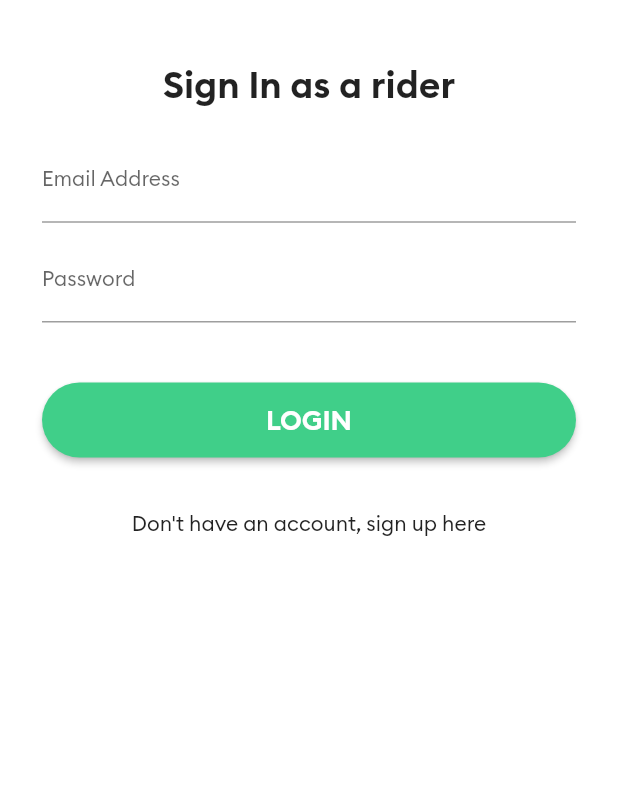
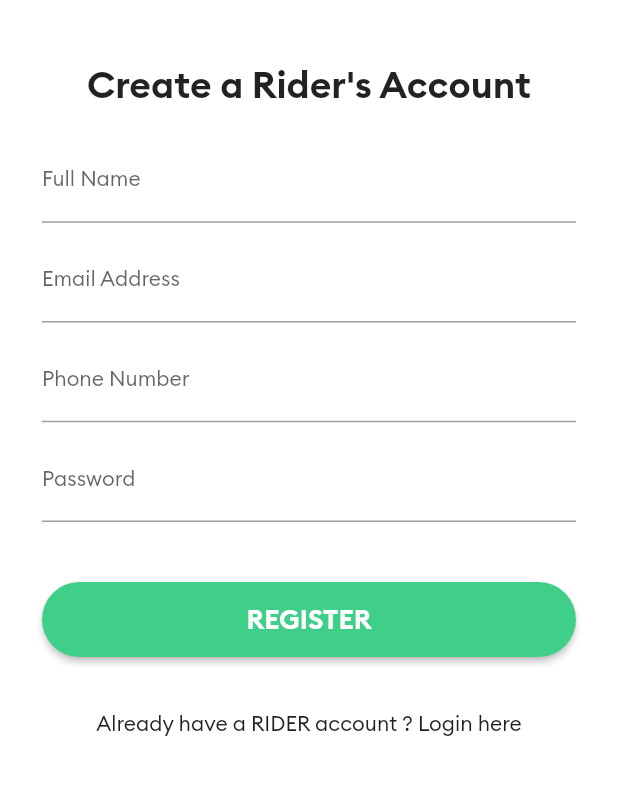
Before and after one commit to me-aditya/Uber-Clone, a Flutter app: the screen it shows after launch, on a phone screen of 412 x 824 dp, the part 267-1062 px from its top. Run offline on Flutter 3.47's test engine with Material 2 defaults, Android fonts, the phone set to English and light mode, and no system bars; our stand-ins replace firebase_core, firebase_database; accounts and stored records are empty.

Commit message:
registration page created

```diff
--- a/lib/main.dart
+++ b/lib/main.dart
@@ -4,6 +4,7 @@ import 'package:firebase_core/firebase_core.dart';
 import 'package:flutter/material.dart';
 import 'package:uber_flutter/screens/loginpage.dart';
 import 'package:uber_flutter/screens/mainpage.dart';
+import 'package:uber_flutter/screens/registration_page.dart';
 
 Future<void> main() async {
   WidgetsFlutterBinding.ensureInitialized();
@@ -30,7 +31,7 @@ class MyApp extends StatelessWidget {
         primarySwatch: Colors.blue,
         fontFamily: 'Brand-Regular',
       ),
-      home: LoginPage(),
+      home: RegistrationPage(),
     );
   }
 }
--- /dev/null
+++ b/lib/screens/registration_page.dart
@@ -0,0 +1,152 @@
+import 'package:flutter/material.dart';
+import 'package:uber_flutter/brand_colors.dart';
+
+class RegistrationPage extends StatelessWidget {
+  const RegistrationPage({Key key}) : super(key: key);
+
+  @override
+  Widget build(BuildContext context) {
+    return Scaffold(
+      backgroundColor: Colors.white,
+      body: SingleChildScrollView(
+        child: Padding(
+          padding: const EdgeInsets.all(8.0),
+          child: Column(
+            mainAxisAlignment: MainAxisAlignment.center,
+            children: <Widget>[
+              SizedBox(
+                height: 70,
+              ),
+              Image(
+                image: AssetImage('images/logo.png'),
+                width: 100.0,
+                height: 100.0,
+                alignment: Alignment.center,
+              ),
+              SizedBox(
+                height: 40.0,
+              ),
+              Text(
+                "Create a Rider's Account",
+                textAlign: TextAlign.center,
+                style: TextStyle(
+                  fontSize: 25,
+                  fontFamily: 'Brand-Bold',
+                ),
+              ),
+              Padding(
+                padding: const EdgeInsets.all(20.0),
+                child: Column(
+                  children: <Widget>[
+                    TextField(
+                      keyboardType: TextInputType.name,
+                      decoration: InputDecoration(
+                        labelText: 'Full Name',
+                        labelStyle: TextStyle(
+                          fontSize: 14.0,
+                        ),
+                        hintStyle: TextStyle(
+                          color: Colors.grey,
+                          fontSize: 10.0,
+                        ),
+                      ),
+                      style: TextStyle(
+                        fontSize: 14.0,
+                      ),
+                    ),
+                    SizedBox(
+                      height: 10,
+                    ),
+                    TextField(
+                      keyboardType: TextInputType.emailAddress,
+                      decoration: InputDecoration(
+                        labelText: 'Email Address',
+                        labelStyle: TextStyle(
+                          fontSize: 14.0,
+                        ),
+                        hintStyle: TextStyle(
+                          color: Colors.grey,
+                          fontSize: 10.0,
+                        ),
+                      ),
+                      style: TextStyle(
+                        fontSize: 14.0,
+                      ),
+                    ),
+                    SizedBox(
+                      height: 10,
+                    ),
+                    TextField(
+                      keyboardType: TextInputType.number,
+                      decoration: InputDecoration(
+                        labelText: 'Phone Number',
+                        labelStyle: TextStyle(
+                          fontSize: 14.0,
+                        ),
+                        hintStyle: TextStyle(
+                          color: Colors.grey,
+                          fontSize: 10.0,
+                        ),
+                      ),
+                      style: TextStyle(
+                        fontSize: 14.0,
+                      ),
+                    ),
+                    SizedBox(
+                      height: 10,
+                    ),
+                    TextField(
+                      obscureText: true,
+                      decoration: InputDecoration(
+                        labelText: 'Password',
+                        labelStyle: TextStyle(
+                          fontSize: 14.0,
+                        ),
+                        hintStyle: TextStyle(
+                          color: Colors.grey,
+                          fontSize: 10.0,
+                        ),
+                      ),
+                      style: TextStyle(
+                        fontSize: 14.0,
+                      ),
+                    ),
+                    SizedBox(
+                      height: 40,
+                    ),
+                    RaisedButton(
+                      onPressed: () {},
+                      color: BrandColors.colorGreen,
+                      textColor: Colors.white,
+                      shape: new RoundedRectangleBorder(
+                        borderRadius: BorderRadius.circular(25),
+                      ),
+                      child: Container(
+                        height: 50.0,
+                        child: Center(
+                          child: Text(
+                            "REGISTER",
+                            style: TextStyle(
+                              fontSize: 18.0,
+                              fontFamily: 'Brand-Bold',
+                            ),
+                          ),
+                        ),
+                      ),
+                    ),
+                  ],
+                ),
+              ),
+              FlatButton(
+                onPressed: () {},
+                child: Text(
+                  "Already have a RIDER account ? Login here",
+                ),
+              ),
+            ],
+          ),
+        ),
+      ),
+    );
+  }
+}
```
